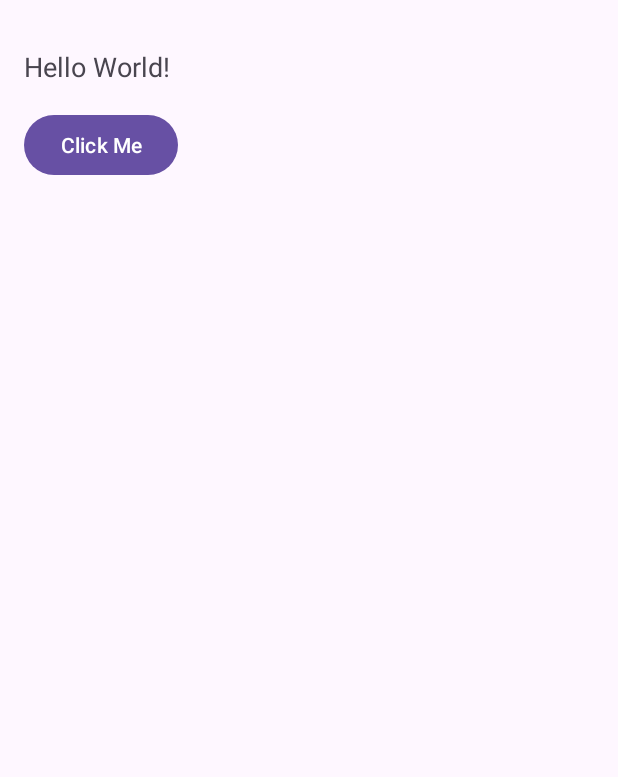
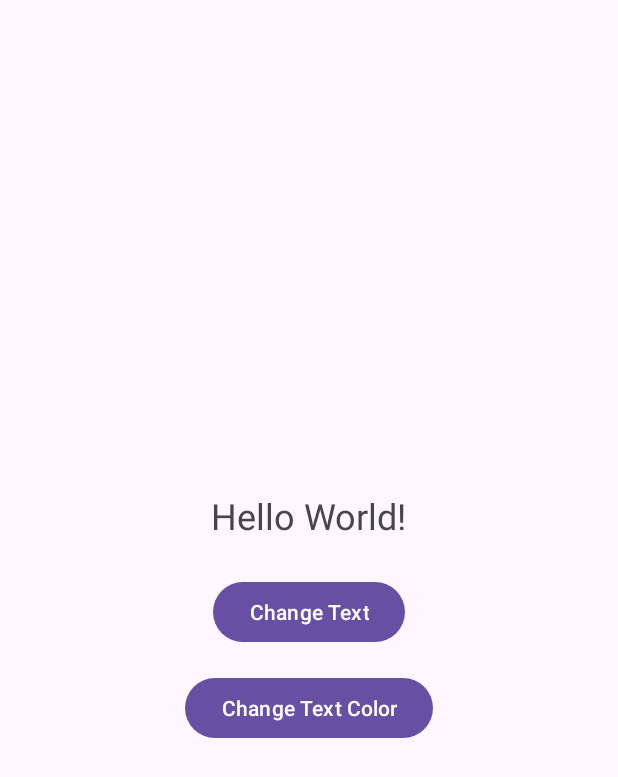
Before and after one commit to t3ymuurr/TeymurApplication, an Android app: the screen it shows after launch (MainActivity), on a phone screen of 412 x 824 dp. Shown: the top 777 px of the screen. Run offline under Robolectric (Android 15) with nearby library versions, the phone set to English and light mode, and no system bars.

Commit message:
Step 9: Add second Button to change text color

```diff
--- a/app/src/main/java/com/example/teymurapplication/MainActivity.kt
+++ b/app/src/main/java/com/example/teymurapplication/MainActivity.kt
@@ -1,5 +1,6 @@
 package com.example.teymurapplication
 
+import android.graphics.Color
 import androidx.appcompat.app.AppCompatActivity
 import android.os.Bundle
 import android.widget.Button
@@ -12,10 +13,17 @@ class MainActivity : AppCompatActivity() {
         setContentView(R.layout.activity_main)
 
         val textView: TextView = findViewById(R.id.textView)
-        val button: Button = findViewById(R.id.button)
+        val button1: Button = findViewById(R.id.button1)
+        val button2: Button = findViewById(R.id.button2)
 
-        button.setOnClickListener {
-            textView.text = "Button clicked!"
+        // Button 1 changes text
+        button1.setOnClickListener {
+            textView.text = "Text changed!"
+        }
+
+        // Button 2 changes text color
+        button2.setOnClickListener {
+            textView.setTextColor(Color.RED)
         }
     }
 }
--- a/app/src/main/res/layout/activity_main.xml
+++ b/app/src/main/res/layout/activity_main.xml
@@ -1,31 +1,30 @@
 <?xml version="1.0" encoding="utf-8"?>
-<androidx.constraintlayout.widget.ConstraintLayout
-    xmlns:android="http://schemas.android.com/apk/res/android"
-    xmlns:app="http://schemas.android.com/apk/res-auto"
-    xmlns:tools="http://schemas.android.com/tools"
+<LinearLayout xmlns:android="http://schemas.android.com/apk/res/android"
+    android:orientation="vertical"
     android:layout_width="match_parent"
     android:layout_height="match_parent"
-    tools:context=".MainActivity">
+    android:gravity="center"
+    android:padding="16dp">
 
     <TextView
         android:id="@+id/textView"
         android:layout_width="wrap_content"
         android:layout_height="wrap_content"
         android:text="Hello World!"
-        android:textSize="18sp"
-        app:layout_constraintTop_toTopOf="parent"
-        app:layout_constraintStart_toStartOf="parent"
-        android:layout_marginTop="32dp"
-        android:layout_marginStart="16dp"/>
+        android:textSize="24sp"
+        android:layout_marginBottom="24dp" />
 
     <Button
-        android:id="@+id/button"
+        android:id="@+id/button1"
         android:layout_width="wrap_content"
         android:layout_height="wrap_content"
-        android:text="Click Me"
-        app:layout_constraintTop_toBottomOf="@id/textView"
-        app:layout_constraintStart_toStartOf="parent"
-        android:layout_marginTop="16dp"
-        android:layout_marginStart="16dp"/>
+        android:text="Change Text"
+        android:layout_marginBottom="16dp" />
 
-</androidx.constraintlayout.widget.ConstraintLayout>
+    <Button
+        android:id="@+id/button2"
+        android:layout_width="wrap_content"
+        android:layout_height="wrap_content"
+        android:text="Change Text Color" />
+
+</LinearLayout>
```
